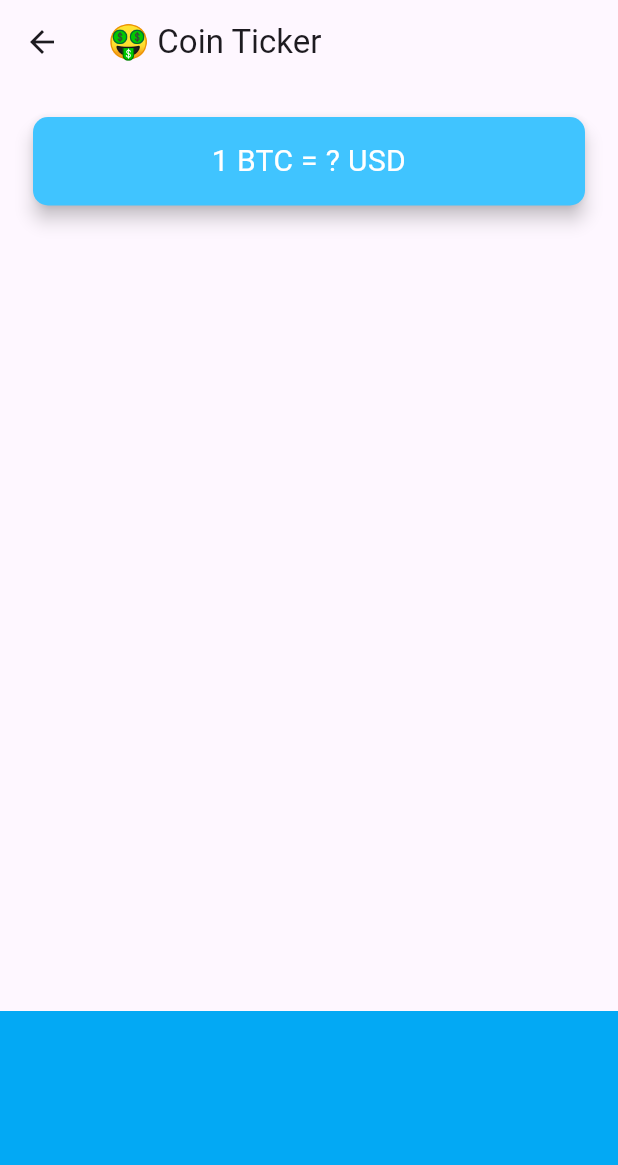
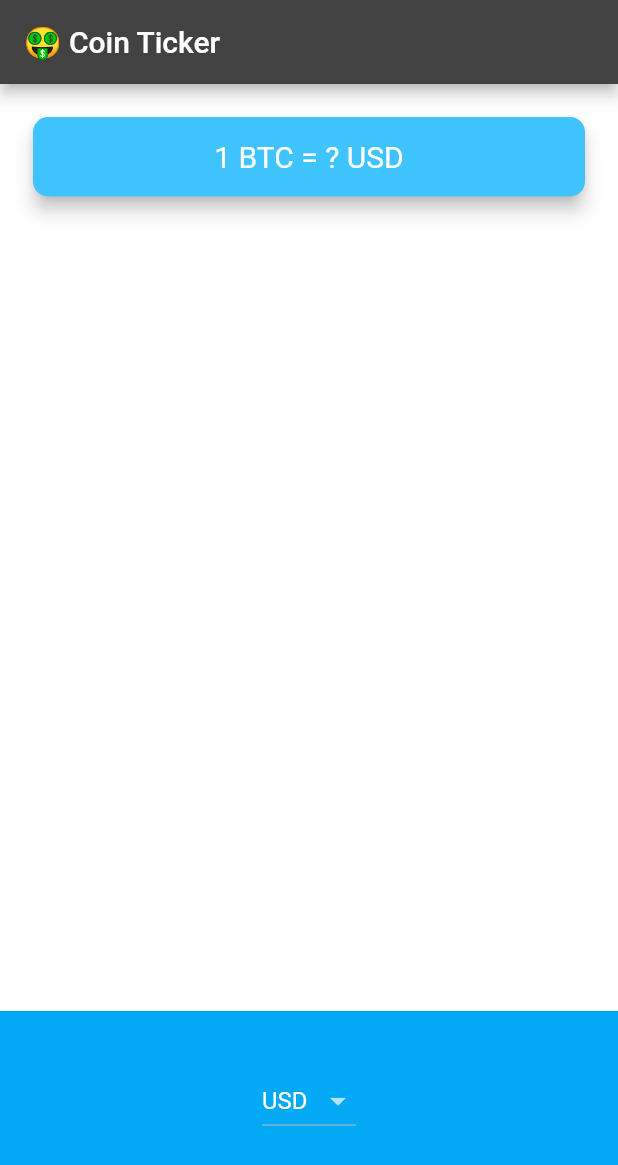
Before and after one commit to dirambora/BitcoinTicker, a Flutter app: the PriceScreen screen opened directly, on a phone screen of 412 x 824 dp. Shown: the top 1165 px of the screen. Run offline on Flutter 3.47's test engine with Material 2 defaults, Android fonts, the phone set to English and light mode, and no system bars.

Commit message:
dropdown

```diff
--- a/lib/coin_data.dart
+++ b/lib/coin_data.dart
@@ -20,8 +20,6 @@ const List<String> currenciesList = [
   'SGD',
   'USD',
   'ZAR',
-  'CUSD',
-  'USDC'
 ];
 
 const List<String> cryptoList = [
--- a/lib/price_screen.dart
+++ b/lib/price_screen.dart
@@ -6,6 +6,7 @@ class PriceScreen extends StatefulWidget {
 }
 
 class _PriceScreenState extends State<PriceScreen> {
+  String selectedCurrency = 'USD';
   @override
   Widget build(BuildContext context) {
     return Scaffold(
@@ -42,7 +43,18 @@ class _PriceScreenState extends State<PriceScreen> {
             alignment: Alignment.center,
             padding: EdgeInsets.only(bottom: 30.0),
             color: Colors.lightBlue,
-            child: null,
+            child: DropdownButton<String>(
+                value: selectedCurrency,
+                items: [
+                  DropdownMenuItem(child: Text('USD'), value: 'USD'),
+                  DropdownMenuItem(child: Text('cusd'), value: 'CUSD'),
+                  DropdownMenuItem(child: Text('CELO'), value: 'CELO'),
+                ],
+                onChanged: (value) {
+                  setState(() {
+                    selectedCurrency = value!;
+                  });
+                }),
           ),
         ],
       ),
```
Also changed, not shown: lib/main.dart (+5 -109 lines).
